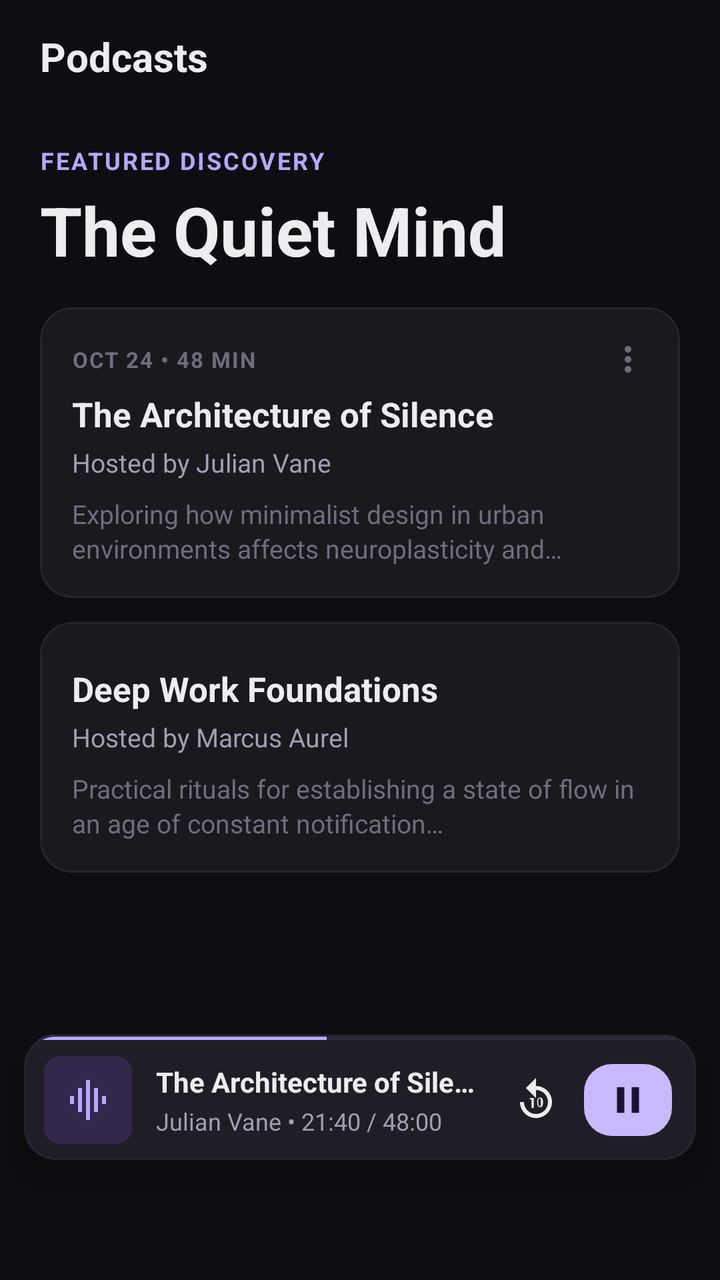
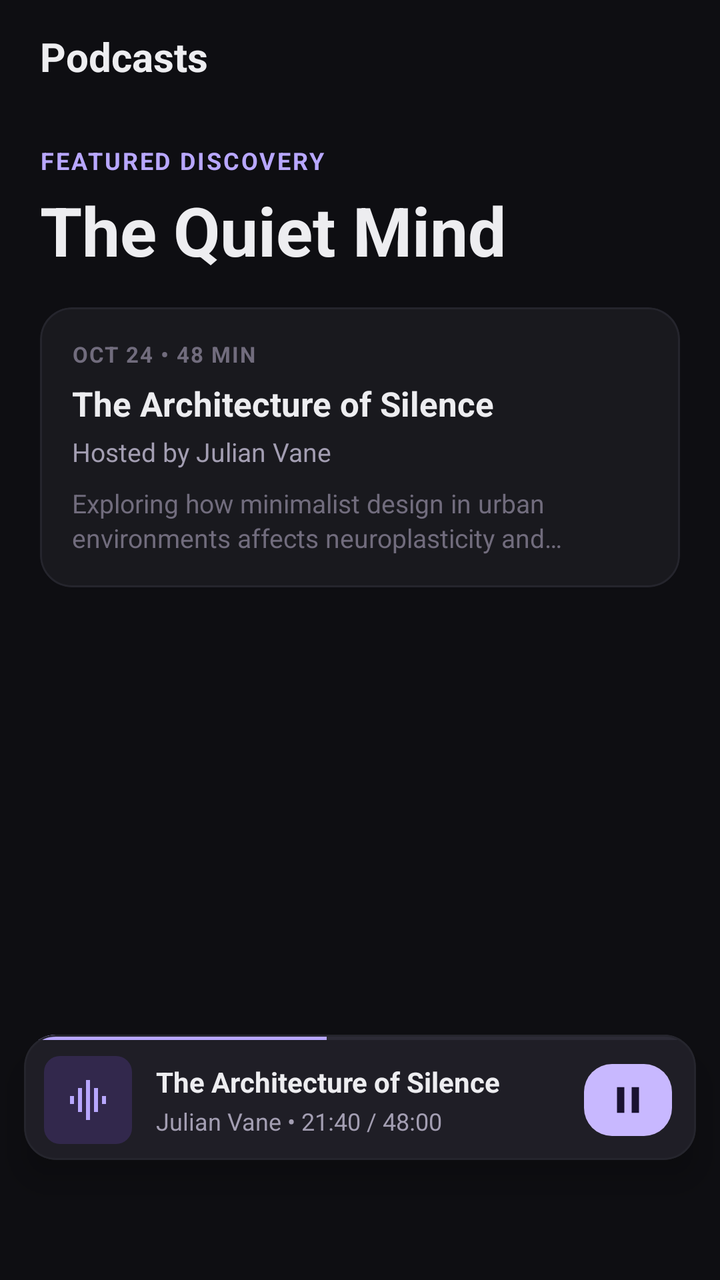

The first picture is an Android layout as it rendered before a commit; the second is the same layout after the commit. The layout source and the unified diff follow.
<!-- AndroidManifest.xml: application theme Theme.Copy -->
<!-- res/layout/activity_main.xml -->
<?xml version="1.0" encoding="utf-8"?>
<androidx.constraintlayout.widget.ConstraintLayout xmlns:android="http://schemas.android.com/apk/res/android"
    xmlns:app="http://schemas.android.com/apk/res-auto"
    xmlns:tools="http://schemas.android.com/tools"
    android:id="@+id/main"
    android:layout_width="match_parent"
    android:layout_height="match_parent"
    android:background="@color/bg_dark"
    tools:context=".MainActivity">

    
    <androidx.constraintlayout.widget.ConstraintLayout
        android:id="@+id/topBar"
        android:layout_width="0dp"
        android:layout_height="wrap_content"
        android:minHeight="56dp"
        android:paddingHorizontal="@dimen/screen_padding_horizontal"
        android:paddingVertical="8dp"
        app:layout_constrainedWidth="true"
        app:layout_constraintEnd_toEndOf="parent"
        app:layout_constraintStart_toStartOf="parent"
        app:layout_constraintTop_toTopOf="parent"
        app:layout_constraintWidth_max="@dimen/max_content_width">

        <TextView
            android:id="@+id/tvAppTitle"
            android:layout_width="wrap_content"
            android:layout_height="wrap_content"
            android:layout_marginStart="14dp"
            android:text="@string/podcasts_title"
            android:textColor="@color/text_primary"
            android:textSize="20sp"
            android:textStyle="bold"
            app:layout_constraintBottom_toBottomOf="parent"
            app:layout_constraintTop_toTopOf="parent"
            tools:ignore="MissingConstraints" />

    </androidx.constraintlayout.widget.ConstraintLayout>

    
    <androidx.core.widget.NestedScrollView
        android:id="@+id/scrollView"
        android:layout_width="0dp"
        android:layout_height="0dp"
        android:clipToPadding="false"
        android:fillViewport="true"
        android:paddingBottom="130dp"
        app:layout_constraintBottom_toBottomOf="parent"
        app:layout_constraintEnd_toEndOf="parent"
        app:layout_constraintStart_toStartOf="parent"
        app:layout_constraintTop_toBottomOf="@id/topBar">

        <LinearLayout
            android:layout_width="match_parent"
            android:layout_height="wrap_content"
            android:orientation="vertical"
            android:paddingHorizontal="@dimen/screen_padding_horizontal"
            android:paddingTop="16dp"
            android:paddingBottom="8dp">

            
            <TextView
                android:id="@+id/tvFeaturedSubtitle"
                android:layout_width="wrap_content"
                android:layout_height="wrap_content"
                android:letterSpacing="0.08"
                android:text="@string/featured_discovery"
                android:textColor="@color/accent_purple"
                android:textSize="@dimen/featured_subtitle_size"
                android:textStyle="bold" />

            <TextView
                android:id="@+id/tvFeaturedTitle"
                android:layout_width="wrap_content"
                android:layout_height="wrap_content"
                android:paddingTop="4dp"
                android:paddingBottom="16dp"
                android:text="@string/the_quiet_mind"
                android:textColor="@color/text_primary"
                android:textSize="@dimen/featured_title_size"
                android:textStyle="bold" />

            
            <com.google.android.material.card.MaterialCardView
                android:layout_width="match_parent"
                android:layout_height="wrap_content"
                android:layout_marginBottom="@dimen/card_margin_bottom"
                app:cardBackgroundColor="@color/surface_card"
                app:cardCornerRadius="@dimen/card_corner_radius"
                app:cardElevation="0dp"
                app:strokeColor="@color/surface_card_stroke"
                app:strokeWidth="1dp">

                <LinearLayout
                    android:layout_width="match_parent"
                    android:layout_height="wrap_content"
                    android:orientation="vertical"
                    android:padding="@dimen/card_padding">

                    <RelativeLayout
                        android:layout_width="match_parent"
                        android:layout_height="wrap_content">

                        <TextView
                            android:layout_width="wrap_content"
                            android:layout_height="wrap_content"
                            android:layout_alignParentStart="true"
                            android:layout_centerVertical="true"
                            android:layout_marginEnd="8dp"
                            android:layout_toStartOf="@id/ivCard1More"
                            android:letterSpacing="0.06"
                            android:text="@string/ep1_meta"
                            android:textColor="@color/text_muted"
                            android:textSize="@dimen/card_meta_size"
                            android:textStyle="bold" />

                        <ImageView
                            android:id="@+id/ivCard1More"
                            android:layout_width="20dp"
                            android:layout_height="20dp"
                            android:layout_alignParentEnd="true"
                            android:layout_centerVertical="true"
                            android:contentDescription="@string/cd_more_options"
                            android:src="@drawable/ic_more_vert" />
                    </RelativeLayout>

                    <TextView
                        android:layout_width="wrap_content"
                        android:layout_height="wrap_content"
                        android:layout_marginTop="6dp"
                        android:text="@string/ep1_title"
                        android:textColor="@color/text_primary"
                        android:textSize="@dimen/card_title_size"
                        android:textStyle="bold" />

                    <TextView
                        android:layout_width="wrap_content"
                        android:layout_height="wrap_content"
                        android:layout_marginTop="4dp"
                        android:text="@string/ep1_host"
                        android:textColor="@color/text_secondary"
                        android:textSize="@dimen/card_host_size" />

                    <TextView
                        android:layout_width="wrap_content"
                        android:layout_height="wrap_content"
                        android:layout_marginTop="8dp"
                        android:ellipsize="end"
                        android:lineSpacingExtra="2dp"
                        android:maxLines="2"
                        android:text="@string/ep1_desc"
                        android:textColor="@color/text_muted"
                        android:textSize="@dimen/card_desc_size" />

                </LinearLayout>
            </com.google.android.material.card.MaterialCardView>

            
            <com.google.android.material.card.MaterialCardView
                android:layout_width="match_parent"
                android:layout_height="wrap_content"
                android:layout_marginBottom="@dimen/card_margin_bottom"
                app:cardBackgroundColor="@color/surface_card"
                app:cardCornerRadius="@dimen/card_corner_radius"
                app:cardElevation="0dp"
                app:strokeColor="@color/surface_card_stroke"
                app:strokeWidth="1dp">

                <LinearLayout
                    android:layout_width="match_parent"
                    android:layout_height="wrap_content"
                    android:orientation="vertical"
                    android:padding="@dimen/card_padding">
                    <TextView
                        android:layout_width="wrap_content"
                        android:layout_height="wrap_content"
                        android:layout_marginTop="6dp"
                        android:text="@string/ep3_title"
                        android:textColor="@color/text_primary"
                        android:textSize="@dimen/card_title_size"
                        android:textStyle="bold" />

                    <TextView
                        android:layout_width="wrap_content"
                        android:layout_height="wrap_content"
                        android:layout_marginTop="4dp"
                        android:text="@string/ep3_host"
                        android:textColor="@color/text_secondary"
                        android:textSize="@dimen/card_host_size" />

                    <TextView
                        android:layout_width="wrap_content"
                        android:layout_height="wrap_content"
                        android:layout_marginTop="8dp"
                        android:ellipsize="end"
                        android:lineSpacingExtra="2dp"
                        android:maxLines="2"
                        android:text="@string/ep3_desc"
                        android:textColor="@color/text_muted"
                        android:textSize="@dimen/card_desc_size" />

                </LinearLayout>
            </com.google.android.material.card.MaterialCardView>

        </LinearLayout>
    </androidx.core.widget.NestedScrollView>

    
    <com.google.android.material.card.MaterialCardView
        android:id="@+id/miniPlayerCard"
        android:layout_width="0dp"
        android:layout_height="wrap_content"
        android:layout_marginHorizontal="12dp"
        android:layout_marginBottom="8dp"
        app:cardBackgroundColor="@color/surface_player"
        app:cardCornerRadius="16dp"
        app:cardElevation="10dp"
        app:layout_constrainedWidth="true"
        app:layout_constraintBottom_toTopOf="@id/bottomNav"
        app:layout_constraintEnd_toEndOf="parent"
        app:layout_constraintStart_toStartOf="parent"
        app:layout_constraintWidth_max="@dimen/max_content_width"
        app:strokeColor="@color/surface_card_stroke"
        app:strokeWidth="1dp">

        <LinearLayout
            android:layout_width="match_parent"
            android:layout_height="wrap_content"
            android:orientation="vertical">

            
            <ProgressBar
                android:id="@+id/playerProgressBar"
                style="?android:attr/progressBarStyleHorizontal"
                android:layout_width="match_parent"
                android:layout_height="2.5dp"
                android:max="100"
                android:progress="45"
                android:progressDrawable="@drawable/player_progress" />

            
            <androidx.constraintlayout.widget.ConstraintLayout
                android:layout_width="match_parent"
                android:layout_height="wrap_content"
                android:paddingStart="10dp"
                android:paddingTop="8dp"
                android:paddingEnd="12dp"
                android:paddingBottom="8dp">

                
                <ImageView
                    android:id="@+id/ivPlayerThumb"
                    android:layout_width="44dp"
                    android:layout_height="44dp"
                    android:background="@drawable/bg_album_art"
                    android:contentDescription="@string/player_title"
                    android:padding="10dp"
                    android:src="@drawable/ic_waveform"
                    app:layout_constraintBottom_toBottomOf="parent"
                    app:layout_constraintStart_toStartOf="parent"
                    app:layout_constraintTop_toTopOf="parent" />

                
                <LinearLayout
                    android:layout_width="0dp"
                    android:layout_height="wrap_content"
                    android:layout_marginStart="12dp"
                    android:layout_marginEnd="8dp"
                    android:orientation="vertical"
                    app:layout_constraintBottom_toBottomOf="parent"
                    app:layout_constraintEnd_toStartOf="@id/btnReplay10"
                    app:layout_constraintStart_toEndOf="@id/ivPlayerThumb"
                    app:layout_constraintTop_toTopOf="parent">

                    <TextView
                        android:id="@+id/tvPlayerTitle"
                        android:layout_width="wrap_content"
                        android:layout_height="wrap_content"
                        android:ellipsize="end"
                        android:maxLines="1"
                        android:text="@string/player_title"
                        android:textColor="@color/text_primary"
                        android:textSize="14sp"
                        android:textStyle="bold" />

                    <TextView
                        android:id="@+id/tvPlayerSubtitle"
                        android:layout_width="wrap_content"
                        android:layout_height="wrap_content"
                        android:layout_marginTop="2dp"
                        android:ellipsize="end"
                        android:maxLines="1"
                        android:text="@string/player_subtitle"
                        android:textColor="@color/text_secondary"
                        android:textSize="12sp" />

                </LinearLayout>

                
                <ImageView
                    android:id="@+id/btnReplay10"
                    android:layout_width="36dp"
                    android:layout_height="36dp"
                    android:layout_marginEnd="6dp"
                    android:background="?attr/selectableItemBackgroundBorderless"
                    android:contentDescription="@string/cd_replay_10"
                    android:padding="6dp"
                    android:src="@drawable/ic_replay_10"
                    app:layout_constraintBottom_toBottomOf="parent"
                    app:layout_constraintEnd_toStartOf="@id/btnPause"
                    app:layout_constraintTop_toTopOf="parent" />

                
                <ImageView
                    android:id="@+id/btnPause"
                    android:layout_width="44dp"
                    android:layout_height="36dp"
                    android:background="@drawable/bg_player_play_btn"
                    android:contentDescription="@string/cd_pause"
                    android:paddingHorizontal="10dp"
                    android:paddingVertical="7dp"
                    android:src="@drawable/ic_pause"
                    app:layout_constraintBottom_toBottomOf="parent"
                    app:layout_constraintEnd_toEndOf="parent"
                    app:layout_constraintTop_toTopOf="parent" />

            </androidx.constraintlayout.widget.ConstraintLayout>

        </LinearLayout>
    </com.google.android.material.card.MaterialCardView>

    
    <LinearLayout
        android:id="@+id/bottomNav"
        android:layout_width="0dp"
        android:layout_height="52dp"
        android:background="@color/bg_dark"
        android:gravity="center_vertical"
        android:orientation="horizontal"
        app:layout_constraintBottom_toBottomOf="parent"
        app:layout_constraintEnd_toEndOf="parent"
        app:layout_constraintStart_toStartOf="parent"
    />

</androidx.constraintlayout.widget.ConstraintLayout>
<!-- resources referenced by this layout -->
<resources>
  <color name="accent_purple">#B8A7FF</color>
  <color name="bg_dark">#0E0E12</color>
  <color name="surface_card">#19191E</color>
  <color name="surface_card_stroke">#25252D</color>
  <color name="surface_player">#1F1E26</color>
  <color name="text_muted">#716C7D</color>
  <color name="text_primary">#EDEDF0</color>
  <color name="text_secondary">#A39EB2</color>
  <dimen name="card_corner_radius">16dp</dimen>
  <dimen name="card_desc_size">13sp</dimen>
  <dimen name="card_host_size">13sp</dimen>
  <dimen name="card_margin_bottom">12dp</dimen>
  <dimen name="card_meta_size">11sp</dimen>
  <dimen name="card_padding">16dp</dimen>
  <dimen name="card_title_size">17sp</dimen>
  <dimen name="featured_subtitle_size">12sp</dimen>
  <dimen name="featured_title_size">34sp</dimen>
  <dimen name="max_content_width">640dp</dimen>
  <dimen name="screen_padding_horizontal">20dp</dimen>
  <!-- drawable ic_more_vert (drawable) -->
  <vector xmlns:android="http://schemas.android.com/apk/res/android"
      android:width="24dp"
      android:height="24dp"
      android:viewportWidth="24"
      android:viewportHeight="24">
    <path
        android:fillColor="@color/text_muted"
        android:pathData="M12,8c1.1,0 2,-0.9 2,-2s-0.9,-2 -2,-2 -2,0.9 -2,2 0.9,2 2,2zm0,2c-1.1,0 -2,0.9 -2,2s0.9,2 2,2 2,-0.9 2,-2 -0.9,-2 -2,-2zm0,6c-1.1,0 -2,0.9 -2,2s0.9,2 2,2 2,-0.9 2,-2 -0.9,-2 -2,-2z"/>
  </vector>
  <!-- drawable ic_replay_10 (drawable) -->
  <vector xmlns:android="http://schemas.android.com/apk/res/android"
      android:width="24dp"
      android:height="24dp"
      android:viewportWidth="24"
      android:viewportHeight="24">
    <path
        android:fillColor="@color/text_primary"
        android:pathData="M11.99,5V1l-5,5 5,5V7c3.31,0 6,2.69 6,6s-2.69,6 -6,6 -6,-2.69 -6,-6h-2c0,4.42 3.58,8 8,8s8,-3.58 8,-8c0,-4.42 -3.58,-8 -8.01,-8zm-1.1,11h-1.1v-4.22h-0.89v-0.78h2V16zm4.61,-2.42c0,0.61 -0.12,1.1 -0.37,1.47 -0.25,0.37 -0.61,0.56 -1.1,0.56s-0.85,-0.19 -1.1,-0.56c-0.25,-0.37 -0.37,-0.86 -0.37,-1.47v-0.77c0,-0.61 0.12,-1.1 0.37,-1.47 0.25,-0.37 0.61,-0.56 1.1,-0.56s0.85,0.19 1.1,0.56c0.25,0.37 0.37,0.86 0.37,1.47v0.77zm-1.07,-1.02c0,-0.44 -0.06,-0.78 -0.17,-1.01 -0.11,-0.23 -0.26,-0.34 -0.46,-0.34s-0.35,0.11 -0.46,0.34c-0.11,0.23 -0.17,0.57 -0.17,1.01v1.27c0,0.44 0.06,0.78 0.17,1.01 0.11,0.23 0.26,0.34 0.46,0.34s0.35,-0.11 0.46,-0.34c0.11,-0.23 0.17,-0.57 0.17,-1.01v-1.27z"/>
  </vector>
  <string name="cd_more_options">More options</string>
  <string name="cd_pause">Pause</string>
  <string name="cd_replay_10">Rewind 10 seconds</string>
  <string name="ep1_desc">Exploring how minimalist design in urban environments affects neuroplasticity and…</string>
  <string name="ep1_host">Hosted by Julian Vane</string>
  <string name="ep1_meta">OCT 24 • 48 MIN</string>
  <string name="ep1_title">The Architecture of Silence</string>
  <string name="ep3_desc">Practical rituals for establishing a state of flow in an age of constant notification…</string>
  <string name="ep3_host">Hosted by Marcus Aurel</string>
  <string name="ep3_title">Deep Work Foundations</string>
  <string name="featured_discovery">FEATURED DISCOVERY</string>
  <string name="player_subtitle">Julian Vane • 21:40 / 48:00</string>
  <string name="player_title">The Architecture of Silence</string>
  <string name="podcasts_title">Podcasts</string>
  <string name="the_quiet_mind">The Quiet Mind</string>
  <style name="Theme.Copy" parent="Base.Theme.Copy" />
  <color name="accent_purple_container">#32284C</color>
  <color name="accent_purple_button">#C8B8FF</color>
  <color name="player_btn_icon">#1A1230</color>
  <color name="player_progress_track">#2C2B36</color>
  <style name="Base.Theme.Copy" parent="Theme.Material3.DayNight.NoActionBar">
          
          
      </style>
  <!-- unchanged entries left out for length: 5 -->
</resources>

<!-- the commit's change to res/layout/activity_main.xml (unified diff, before → after) -->
@@ -100,28 +100,18 @@
                     <RelativeLayout
                         android:layout_width="match_parent"
                         android:layout_height="wrap_content">
-
                         <TextView
                             android:layout_width="wrap_content"
                             android:layout_height="wrap_content"
                             android:layout_alignParentStart="true"
                             android:layout_centerVertical="true"
                             android:layout_marginEnd="8dp"
-                            android:layout_toStartOf="@id/ivCard1More"
                             android:letterSpacing="0.06"
                             android:text="@string/ep1_meta"
                             android:textColor="@color/text_muted"
                             android:textSize="@dimen/card_meta_size"
                             android:textStyle="bold" />
 
-                        <ImageView
-                            android:id="@+id/ivCard1More"
-                            android:layout_width="20dp"
-                            android:layout_height="20dp"
-                            android:layout_alignParentEnd="true"
-                            android:layout_centerVertical="true"
-                            android:contentDescription="@string/cd_more_options"
-                            android:src="@drawable/ic_more_vert" />
                     </RelativeLayout>
 
                     <TextView
@@ -149,53 +139,6 @@
                         android:lineSpacingExtra="2dp"
                         android:maxLines="2"
                         android:text="@string/ep1_desc"
-                        android:textColor="@color/text_muted"
-                        android:textSize="@dimen/card_desc_size" />
-
-                </LinearLayout>
-            </com.google.android.material.card.MaterialCardView>
-
-            
-            <com.google.android.material.card.MaterialCardView
-                android:layout_width="match_parent"
-                android:layout_height="wrap_content"
-                android:layout_marginBottom="@dimen/card_margin_bottom"
-                app:cardBackgroundColor="@color/surface_card"
-                app:cardCornerRadius="@dimen/card_corner_radius"
-                app:cardElevation="0dp"
-                app:strokeColor="@color/surface_card_stroke"
-                app:strokeWidth="1dp">
-
-                <LinearLayout
-                    android:layout_width="match_parent"
-                    android:layout_height="wrap_content"
-                    android:orientation="vertical"
-                    android:padding="@dimen/card_padding">
-                    <TextView
-                        android:layout_width="wrap_content"
-                        android:layout_height="wrap_content"
-                        android:layout_marginTop="6dp"
-                        android:text="@string/ep3_title"
-                        android:textColor="@color/text_primary"
-                        android:textSize="@dimen/card_title_size"
-                        android:textStyle="bold" />
-
-                    <TextView
-                        android:layout_width="wrap_content"
-                        android:layout_height="wrap_content"
-                        android:layout_marginTop="4dp"
-                        android:text="@string/ep3_host"
-                        android:textColor="@color/text_secondary"
-                        android:textSize="@dimen/card_host_size" />
-
-                    <TextView
-                        android:layout_width="wrap_content"
-                        android:layout_height="wrap_content"
-                        android:layout_marginTop="8dp"
-                        android:ellipsize="end"
-                        android:lineSpacingExtra="2dp"
-                        android:maxLines="2"
-                        android:text="@string/ep3_desc"
                         android:textColor="@color/text_muted"
                         android:textSize="@dimen/card_desc_size" />
 
@@ -265,10 +208,10 @@
                     android:layout_width="0dp"
                     android:layout_height="wrap_content"
                     android:layout_marginStart="12dp"
-                    android:layout_marginEnd="8dp"
+                    android:layout_marginEnd="12dp"
                     android:orientation="vertical"
                     app:layout_constraintBottom_toBottomOf="parent"
-                    app:layout_constraintEnd_toStartOf="@id/btnReplay10"
+                    app:layout_constraintEnd_toStartOf="@id/btnPause"
                     app:layout_constraintStart_toEndOf="@id/ivPlayerThumb"
                     app:layout_constraintTop_toTopOf="parent">
 
@@ -295,20 +238,6 @@
                         android:textSize="12sp" />
 
                 </LinearLayout>
-
-                
-                <ImageView
-                    android:id="@+id/btnReplay10"
-                    android:layout_width="36dp"
-                    android:layout_height="36dp"
-                    android:layout_marginEnd="6dp"
-                    android:background="?attr/selectableItemBackgroundBorderless"
-                    android:contentDescription="@string/cd_replay_10"
-                    android:padding="6dp"
-                    android:src="@drawable/ic_replay_10"
-                    app:layout_constraintBottom_toBottomOf="parent"
-                    app:layout_constraintEnd_toStartOf="@id/btnPause"
-                    app:layout_constraintTop_toTopOf="parent" />
 
                 
                 <ImageView
<!-- resource entries referenced after the edit -->
@@ -19,36 +19,11 @@
   <dimen name="featured_title_size">34sp</dimen>
   <dimen name="max_content_width">640dp</dimen>
   <dimen name="screen_padding_horizontal">20dp</dimen>
-  <!-- drawable ic_more_vert (drawable) -->
-  <vector xmlns:android="http://schemas.android.com/apk/res/android"
-      android:width="24dp"
-      android:height="24dp"
-      android:viewportWidth="24"
-      android:viewportHeight="24">
-    <path
-        android:fillColor="@color/text_muted"
-        android:pathData="M12,8c1.1,0 2,-0.9 2,-2s-0.9,-2 -2,-2 -2,0.9 -2,2 0.9,2 2,2zm0,2c-1.1,0 -2,0.9 -2,2s0.9,2 2,2 2,-0.9 2,-2 -0.9,-2 -2,-2zm0,6c-1.1,0 -2,0.9 -2,2s0.9,2 2,2 2,-0.9 2,-2 -0.9,-2 -2,-2z"/>
-  </vector>
-  <!-- drawable ic_replay_10 (drawable) -->
-  <vector xmlns:android="http://schemas.android.com/apk/res/android"
-      android:width="24dp"
-      android:height="24dp"
-      android:viewportWidth="24"
-      android:viewportHeight="24">
-    <path
-        android:fillColor="@color/text_primary"
-        android:pathData="M11.99,5V1l-5,5 5,5V7c3.31,0 6,2.69 6,6s-2.69,6 -6,6 -6,-2.69 -6,-6h-2c0,4.42 3.58,8 8,8s8,-3.58 8,-8c0,-4.42 -3.58,-8 -8.01,-8zm-1.1,11h-1.1v-4.22h-0.89v-0.78h2V16zm4.61,-2.42c0,0.61 -0.12,1.1 -0.37,1.47 -0.25,0.37 -0.61,0.56 -1.1,0.56s-0.85,-0.19 -1.1,-0.56c-0.25,-0.37 -0.37,-0.86 -0.37,-1.47v-0.77c0,-0.61 0.12,-1.1 0.37,-1.47 0.25,-0.37 0.61,-0.56 1.1,-0.56s0.85,0.19 1.1,0.56c0.25,0.37 0.37,0.86 0.37,1.47v0.77zm-1.07,-1.02c0,-0.44 -0.06,-0.78 -0.17,-1.01 -0.11,-0.23 -0.26,-0.34 -0.46,-0.34s-0.35,0.11 -0.46,0.34c-0.11,0.23 -0.17,0.57 -0.17,1.01v1.27c0,0.44 0.06,0.78 0.17,1.01 0.11,0.23 0.26,0.34 0.46,0.34s0.35,-0.11 0.46,-0.34c0.11,-0.23 0.17,-0.57 0.17,-1.01v-1.27z"/>
-  </vector>
-  <string name="cd_more_options">More options</string>
   <string name="cd_pause">Pause</string>
-  <string name="cd_replay_10">Rewind 10 seconds</string>
   <string name="ep1_desc">Exploring how minimalist design in urban environments affects neuroplasticity and…</string>
   <string name="ep1_host">Hosted by Julian Vane</string>
   <string name="ep1_meta">OCT 24 • 48 MIN</string>
   <string name="ep1_title">The Architecture of Silence</string>
-  <string name="ep3_desc">Practical rituals for establishing a state of flow in an age of constant notification…</string>
-  <string name="ep3_host">Hosted by Marcus Aurel</string>
-  <string name="ep3_title">Deep Work Foundations</string>
   <string name="featured_discovery">FEATURED DISCOVERY</string>
   <string name="player_subtitle">Julian Vane • 21:40 / 48:00</string>
   <string name="player_title">The Architecture of Silence</string>
